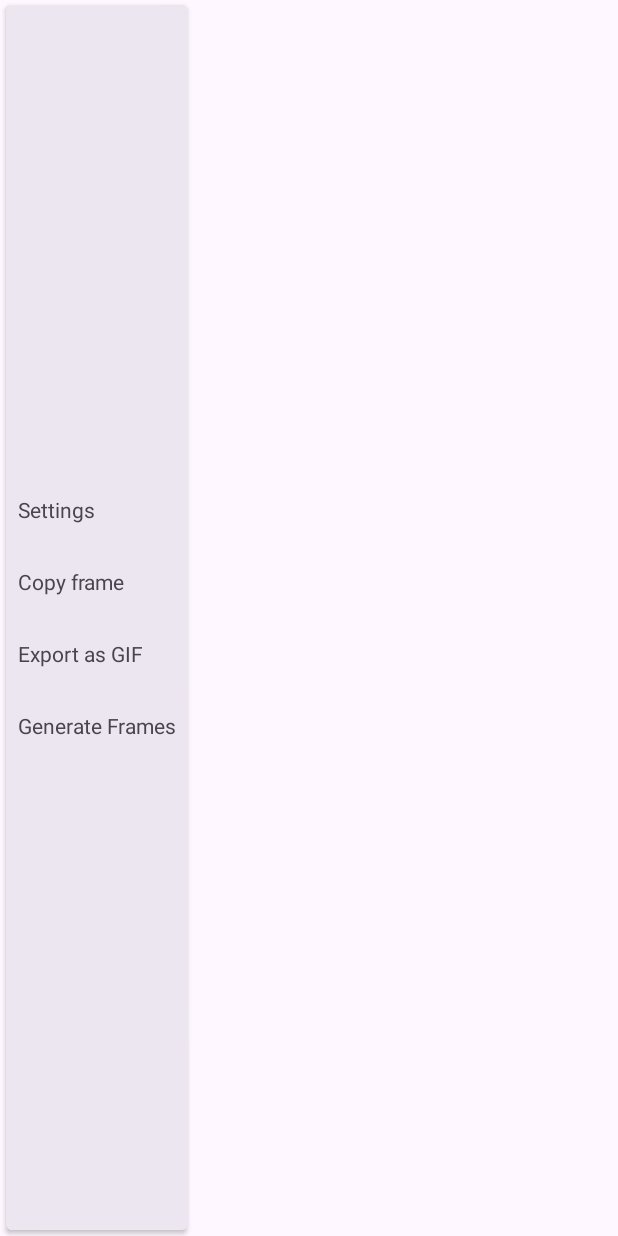
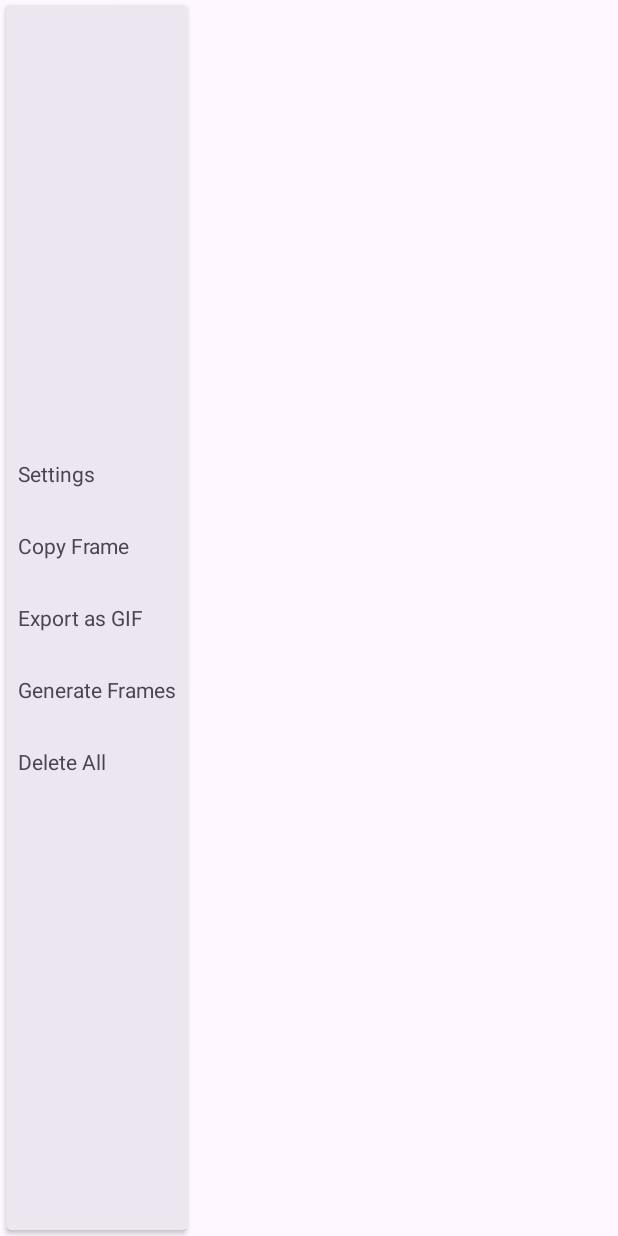
Before and after one commit to alexanderbliznyuk/LivePictures, an Android app: the layout popup_more_options.xml on its own in the app's theme, with its tools: preview values and no code run, on a phone screen of 412 x 824 dp. Run offline under Robolectric (Android 15) with nearby library versions, the phone set to English and light mode, and no system bars.

Commit message:
add delete all menu item. delete duration from a particular frame

```diff
--- a/app/src/main/java/com/blizniuk/livepictures/data/graphics/FrameDb.kt
+++ b/app/src/main/java/com/blizniuk/livepictures/data/graphics/FrameDb.kt
@@ -23,10 +23,7 @@ data class FrameDb(
 
 }
 
-
-
 @Serializable
 data class FrameData(
-    @SerialName("draw_data") val drawCmdData: List<DrawCmdData>,
-    @SerialName("duration_ms") val durationMs: Long,
+    @SerialName("draw_data") val drawCmdData: List<DrawCmdData>
 )
--- a/app/src/main/java/com/blizniuk/livepictures/domain/graphics/entity/Frame.kt
+++ b/app/src/main/java/com/blizniuk/livepictures/domain/graphics/entity/Frame.kt
@@ -7,7 +7,6 @@ import com.blizniuk.livepictures.domain.graphics.entity.cmd.DrawCmd
 data class Frame(
     val id: Long = 0,
     val drawCmds: List<DrawCmd>,
-    val durationMs: Long,
     val index: Long = 0,
 ) : Renderable {
     override fun render(canvas: Canvas, renderContext: RenderContext) {
--- a/app/src/main/java/com/blizniuk/livepictures/ui/home/MainActivity.kt
+++ b/app/src/main/java/com/blizniuk/livepictures/ui/home/MainActivity.kt
@@ -322,6 +322,10 @@ class MainActivity : AppCompatActivity() {
             generateFrames.setOnClickListener {
 
             }
+
+            deleteAll.setOnClickListener {
+
+            }
         }
 
         popUp.showAsDropDown(anchor, 0, 0, Gravity.END or Gravity.TOP)
--- a/app/src/main/res/layout/popup_more_options.xml
+++ b/app/src/main/res/layout/popup_more_options.xml
@@ -1,7 +1,8 @@
 <?xml version="1.0" encoding="utf-8"?>
 <FrameLayout xmlns:android="http://schemas.android.com/apk/res/android"
     android:layout_width="wrap_content"
-    android:layout_height="match_parent">
+    android:layout_height="match_parent"
+    android:paddingEnd="4dp">
 
     <LinearLayout
         android:layout_width="wrap_content"
@@ -39,5 +40,13 @@
             android:layout_width="match_parent"
             android:layout_height="48dp"
             android:text="@string/more_generate" />
+
+        <TextView
+            android:id="@+id/deleteAll"
+            style="@style/MoreMenuItem"
+            android:layout_width="match_parent"
+            android:layout_height="48dp"
+            android:text="@string/more_delete_all" />
+
     </LinearLayout>
 </FrameLayout>
--- a/app/src/main/res/values/dimens.xml
+++ b/app/src/main/res/values/dimens.xml
@@ -19,6 +19,7 @@
 
     <dimen name="cmd_list_item_spacing">4dp</dimen>
 
-    <dimen name="more_menu_popup_height">200dp</dimen>
+    <dimen name="more_menu_popup_height">248dp</dimen>
+    <dimen name="more_menu_offset">16dp</dimen>
 
 </resources>
--- a/app/src/main/res/values/strings.xml
+++ b/app/src/main/res/values/strings.xml
@@ -21,9 +21,10 @@
     <string name="tooltip_more_menu">More menu</string>
 
     <string name="more_settings">Settings</string>
-    <string name="more_copy_frame">Copy frame</string>
+    <string name="more_copy_frame">Copy Frame</string>
     <string name="more_export">Export as GIF</string>
     <string name="more_generate">Generate Frames</string>
+    <string name="more_delete_all">Delete All</string>
 
     <string name="tooltip_shape_square">Square</string>
     <string name="tooltip_shape_circle">Circle</string>
```
Also changed, not shown: app/src/main/java/com/blizniuk/livepictures/data/graphics/FramesRepositoryImpl.kt (+4 -7 lines).
